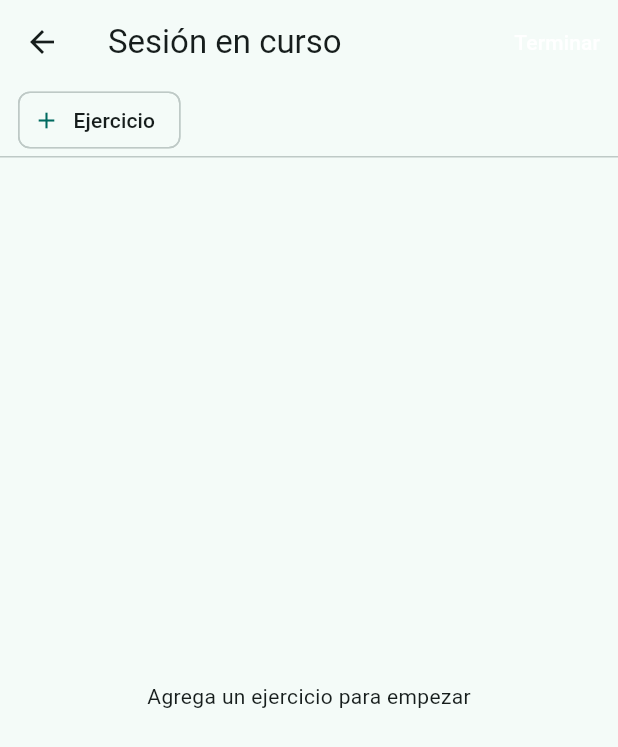
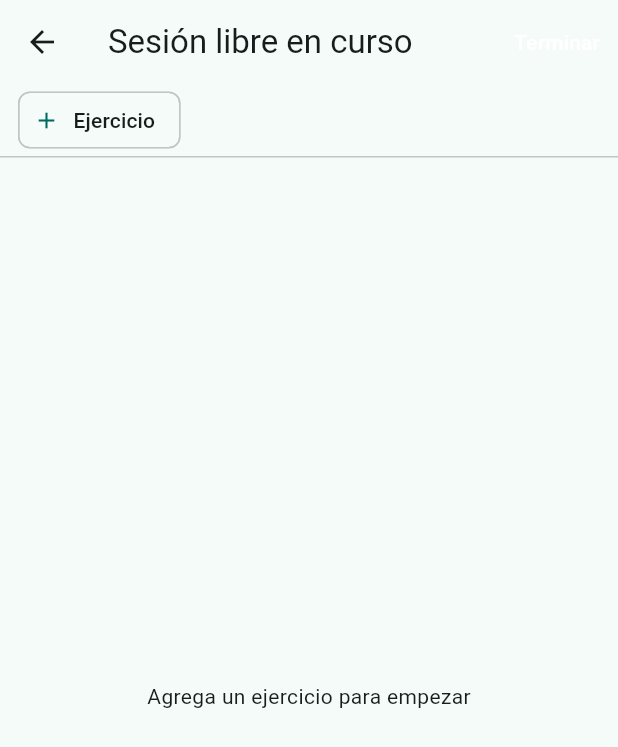
Before and after one commit to victorlr94/fittracker, a Flutter app: the LiveSessionPage screen opened directly, after a tap on "Iniciar sesión", on a phone screen of 412 x 824 dp. Shown: the top 747 px of the screen. Run offline on Flutter 3.47's test engine with Material 3 defaults, Android fonts, the phone set to English and light mode, and no system bars; our stand-ins replace cached_network_image, csv, drift, file_picker, fl_chart, flutter_local_notifications and 3 more; missing offline and left inert: sqlite3; accounts and stored records are empty; generated files the repository leaves out were written again.

Commit message:
feat: iniciar rutina desde la pestaña Rutinas (botón de reproducir)
- session_starter.dart: un solo camino para iniciar una sesión, usado
  tanto desde el selector de la pestaña Sesión como desde los botones
  nuevos — antes eran dos flujos separados que podían divergir. Ya no
  falla en silencio si hay una sesión activa: pregunta explícitamente si
  se termina esa primero, y muestra cualquier error real en un SnackBar
  en vez de tragárselo.
- routines_page.dart y routine_editor_page.dart: botón de reproducir
  por rutina (el que se pidió) que inicia la sesión y salta directo a
  la pestaña Sesión (workouts_tab_index.dart) a verla, en vez de
  iniciarla "a ciegas" en segundo plano.
- live_session_page.dart: el AppBar de la sesión activa ahora muestra
  de qué rutina viene ("Sesión: Empuje A") o que es libre — para poder
  distinguir a simple vista una sesión "atorada" de pruebas anteriores.
- workout_repository.dart: getRoutineById(), para mostrar ese nombre.

Con esto más el botón de reproducir en Rutinas, hay dos caminos
independientes para iniciar una sesión con rutina; si el selector de la
pestaña Sesión seguía sin funcionar por algo que no reproduje en el
código, el de Rutinas no depende del mismo camino y debería servir de
alternativa mientras se sigue diagnosticando.

Validado: flutter analyze limpio, flutter test 54/54, flutter build apk
--release compila.

Co-Authored-By: Claude Sonnet 5 <noreply@anthropic.com>

```diff
--- a/app/lib/features/workouts/session/live_session_page.dart
+++ b/app/lib/features/workouts/session/live_session_page.dart
@@ -7,17 +7,11 @@ import '../../../core/db/app_database.dart';
 import '../../../core/notifications/rest_timer_notifications.dart';
 import '../../../data/local/repository_providers.dart';
 import '../../../domain/entities/set_type.dart';
-import '../../../domain/entities/workout_exceptions.dart';
 import '../catalog/exercise_catalog_page.dart';
 import 'log_set_sheet.dart';
+import 'session_starter.dart';
 
 const _defaultRestDuration = Duration(seconds: 90);
-
-String _todayLocalDate() {
-  final now = DateTime.now();
-  String p2(int n) => n.toString().padLeft(2, '0');
-  return '${now.year}-${p2(now.month)}-${p2(now.day)}';
-}
 
 /// Sesión en vivo: iniciar (con o sin rutina), registrar series una por
 /// una con prellenado y cronómetro de descanso, y terminar
@@ -34,6 +28,7 @@ class LiveSessionPage extends ConsumerStatefulWidget {
 class _LiveSessionPageState extends ConsumerState<LiveSessionPage> {
   WorkoutSession? _session;
   int? _selectedRoutineIdForStart;
+  String? _activeRoutineName;
 
   List<Exercise> _sessionExercises = const [];
   int? _selectedExerciseId;
@@ -72,6 +67,7 @@ class _LiveSessionPageState extends ConsumerState<LiveSessionPage> {
         _sessionExercises = const [];
         _selectedExerciseId = null;
         _currentSets = const [];
+        _activeRoutineName = null;
       });
       return;
     }
@@ -87,8 +83,12 @@ class _LiveSessionPageState extends ConsumerState<LiveSessionPage> {
     final workoutRepo = ref.read(workoutRepositoryProvider);
     final exerciseRepo = ref.read(exerciseRepositoryProvider);
 
+    String? routineName;
     final ids = <int>[];
     if (session.routineId != null) {
+      routineName = (await workoutRepo.getRoutineById(session.routineId!))
+          ?.name;
+
       final routineExercises = await workoutRepo.exercisesForRoutine(
         session.routineId!,
       );
@@ -108,6 +108,7 @@ class _LiveSessionPageState extends ConsumerState<LiveSessionPage> {
     if (!mounted) return;
     setState(() {
       _sessionExercises = exercises;
+      _activeRoutineName = routineName;
       _selectedExerciseId ??= exercises.isNotEmpty ? exercises.first.id : null;
     });
   }
@@ -120,19 +121,12 @@ class _LiveSessionPageState extends ConsumerState<LiveSessionPage> {
       .where((s) => s.exerciseId == _selectedExerciseId)
       .toList();
 
-  Future<void> _startSession() async {
-    try {
-      await ref
-          .read(workoutRepositoryProvider)
-          .startSession(
-            routineId: _selectedRoutineIdForStart,
-            sessionDate: _todayLocalDate(),
-            tzOffsetMinutes: DateTime.now().timeZoneOffset.inMinutes,
-          );
-    } on ActiveSessionAlreadyExistsException catch (e) {
-      if (!mounted) return;
-      ScaffoldMessenger.of(context).showSnackBar(SnackBar(content: Text(e.message)));
-    }
+  Future<void> _startSession() {
+    return startSessionWithConfirmation(
+      context,
+      ref,
+      routineId: _selectedRoutineIdForStart,
+    );
   }
 
   Future<void> _endSession() async {
@@ -306,7 +300,11 @@ class _LiveSessionPageState extends ConsumerState<LiveSessionPage> {
   Widget _buildActiveSession(WorkoutSession session) {
     return Scaffold(
       appBar: AppBar(
-        title: const Text('Sesión en curso'),
+        title: Text(
+          _activeRoutineName == null
+              ? 'Sesión libre en curso'
+              : 'Sesión: $_activeRoutineName',
+        ),
         actions: [
           TextButton(
             onPressed: _endSession,
--- /dev/null
+++ b/app/lib/features/workouts/session/session_starter.dart
@@ -0,0 +1,75 @@
+import 'package:flutter/material.dart';
+import 'package:flutter_riverpod/flutter_riverpod.dart';
+
+import '../../../data/local/repository_providers.dart';
+
+String todayLocalDate() {
+  final now = DateTime.now();
+  String p2(int n) => n.toString().padLeft(2, '0');
+  return '${now.year}-${p2(now.month)}-${p2(now.day)}';
+}
+
+/// Un solo camino para iniciar una sesión, usado tanto desde la pestaña
+/// Sesión (selector) como desde el botón de reproducir de una rutina
+/// (docs/02-roadmap.md, Fase 1) — para que no haya dos flujos que puedan
+/// divergir o fallar de formas distintas.
+///
+/// Si ya hay una sesión activa, pregunta explícitamente en vez de fallar
+/// en silencio: es el caso más fácil de dejar "atorado" sin darse cuenta
+/// (p. ej. una sesión libre que se te olvidó terminar).
+Future<void> startSessionWithConfirmation(
+  BuildContext context,
+  WidgetRef ref, {
+  int? routineId,
+  int? switchToTabIndex,
+}) async {
+  final repo = ref.read(workoutRepositoryProvider);
+
+  final active = await repo.getActiveSession();
+  if (active != null) {
+    if (!context.mounted) return;
+    final replace = await showDialog<bool>(
+      context: context,
+      builder: (dialogContext) => AlertDialog(
+        title: const Text('Ya hay una sesión en curso'),
+        content: const Text(
+          'Tienes una sesión de entrenamiento sin terminar. Para iniciar '
+          'esta primero hay que terminar esa — tus series ya registradas '
+          'no se pierden.',
+        ),
+        actions: [
+          TextButton(
+            onPressed: () => Navigator.of(dialogContext).pop(false),
+            child: const Text('Cancelar'),
+          ),
+          FilledButton(
+            onPressed: () => Navigator.of(dialogContext).pop(true),
+            child: const Text('Terminarla e iniciar esta'),
+          ),
+        ],
+      ),
+    );
+    if (replace != true) return;
+    await repo.endSession(active.id);
+  }
+
+  try {
+    await repo.startSession(
+      routineId: routineId,
+      sessionDate: todayLocalDate(),
+      tzOffsetMinutes: DateTime.now().timeZoneOffset.inMinutes,
+    );
+  } catch (e) {
+    if (!context.mounted) return;
+    ScaffoldMessenger.of(
+      context,
+    ).showSnackBar(SnackBar(content: Text('No se pudo iniciar la sesión: $e')));
+    return;
+  }
+
+  if (!context.mounted || switchToTabIndex == null) return;
+  // Se llamó desde otra pestaña (p. ej. Rutinas): salta a Sesión para ver
+  // la sesión recién iniciada de inmediato, en vez de dejarla "iniciada
+  // en segundo plano" sin confirmación visible.
+  DefaultTabController.maybeOf(context)?.animateTo(switchToTabIndex);
+}
--- a/app/lib/features/workouts/workouts_home_page.dart
+++ b/app/lib/features/workouts/workouts_home_page.dart
@@ -25,6 +25,8 @@ class WorkoutsHomePage extends StatelessWidget {
             color: Theme.of(context).colorScheme.surface,
             child: SafeArea(
               bottom: false,
+              // Si cambia el orden de las pestañas, actualizar también
+              // kSessionTabIndex en workouts_tab_index.dart.
               child: const TabBar(
                 tabs: [
                   Tab(text: 'Sesión'),
--- /dev/null
+++ b/app/lib/features/workouts/workouts_tab_index.dart
@@ -0,0 +1,6 @@
+/// Índice de la pestaña "Sesión" dentro del `TabBarView` de
+/// `WorkoutsHomePage` — para saltar ahí desde otra pestaña (p. ej. al
+/// iniciar una rutina desde la lista de rutinas). Vive en su propio
+/// archivo, sin depender de `workouts_home_page.dart`, para que
+/// `routines_page.dart` pueda usarlo sin crear un import circular.
+const int kSessionTabIndex = 0;
```
Also changed, not shown: app/lib/data/local/workout_repository.dart (+9 -0 lines), app/lib/features/workouts/routines/routine_editor_page.dart (+17 -1 lines), app/lib/features/workouts/routines/routines_page.dart (+20 -3 lines).
